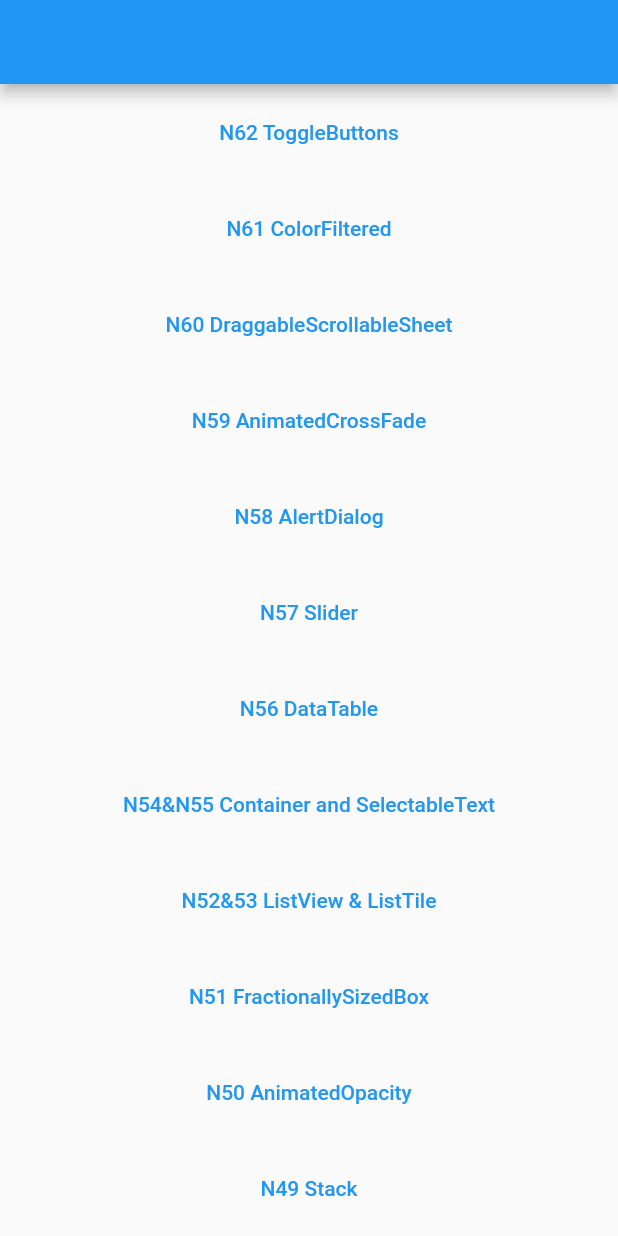
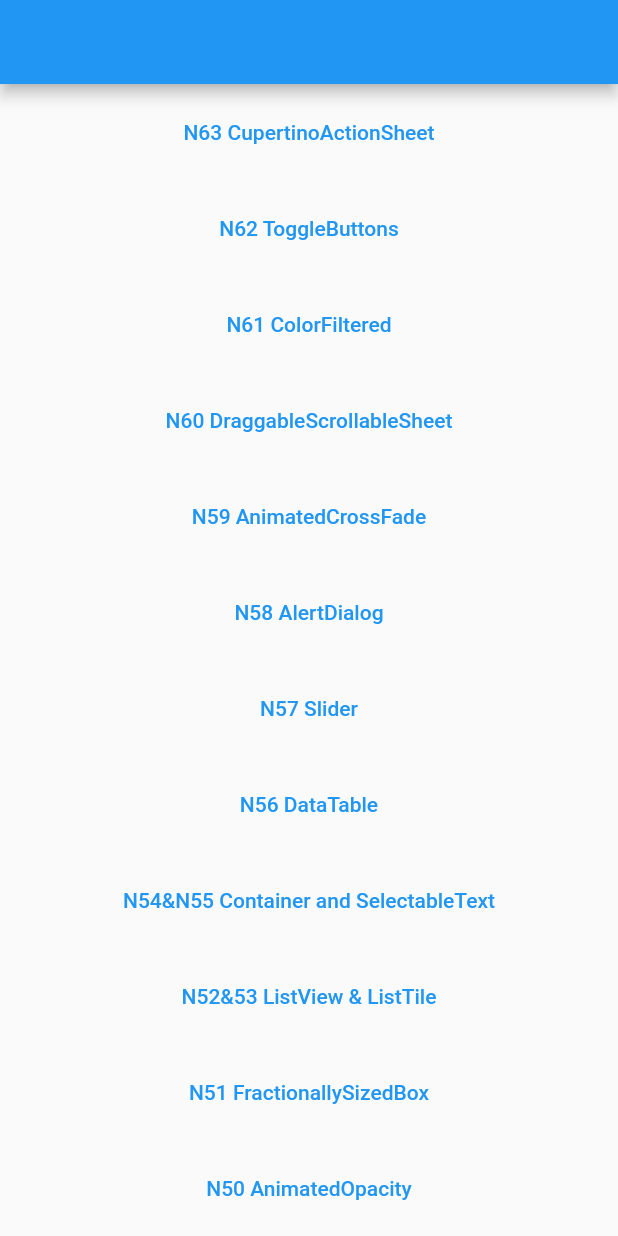
Before and after one commit to ychsue/my_flutter_test, a Flutter app: the screen it shows after launch, on a phone screen of 412 x 824 dp. Run offline on Flutter 3.47's test engine with Material 2 defaults, Android fonts, the phone set to English and light mode, and no system bars; our stand-ins replace bloc, flutter_bloc, get, transparent_image; missing offline and left inert: resizable_widget; Roboto replaces fonts that are missing (Georgia).

Commit message:
`CupertinoActionSheet` 能做出 iOS 的下方彈出列表來。

```diff
--- a/lib/src/route/app_pages.dart
+++ b/lib/src/route/app_pages.dart
@@ -44,6 +44,7 @@ import 'package:test2/src/route/main_screens/n57_slider.dart';
 import 'package:test2/src/route/main_screens/n58/n58_alert_dialog.dart';
 import 'package:test2/src/route/main_screens/n59/n59_animated_cross_fade.dart';
 import 'package:test2/src/route/main_screens/n61_color_filtered.dart';
+import 'package:test2/src/route/main_screens/n63/n63_cupertino_action_sheet.dart';
 import 'package:test2/src/route/main_screens/sliver_screen.dart';
 import 'package:test2/src/route/main_screens/unknown_screen.dart';
 import 'package:test2/src/route/main_screens/welcome_screen.dart';
@@ -104,10 +105,15 @@ enum Routes {
   n60_graggable_scrollable_sheet,
   n61_color_filtered,
   n62_toggle_buttons,
+  n63_cupertino_action_sheet,
 }
 
 abstract class AppPages {
   static final pages = [
+    GetPage(
+      name: Routes.n63_cupertino_action_sheet.toLocation,
+      page: () => N63CupertinoActionSheetScreen(),
+    ),
     GetPage(
       name: Routes.n62_toggle_buttons.toLocation,
       page: () => N62ToggleButtonsScreen(),
--- a/lib/src/route/main_screens/get_home_screen.dart
+++ b/lib/src/route/main_screens/get_home_screen.dart
@@ -14,6 +14,13 @@ class GetHomeScreen extends StatelessWidget {
           child: Container(
         child: ListView(
           children: [
+            Container(
+              margin: EdgeInsets.all(8.0),
+              child: TextButton(
+                  onPressed: () =>
+                      Get.toNamed(Routes.n63_cupertino_action_sheet.toLocation),
+                  child: Text("N63 CupertinoActionSheet")),
+            ),
             Container(
               margin: EdgeInsets.all(8.0),
               child: TextButton(
```
Also changed, not shown: lib/src/route/main_screens/n63/n63_cupertino_action_sheet.dart (added, +42 -0 lines), lib/src/route/main_screens/n63/show_popup.dart (added, +31 -0 lines), 1 other file.
